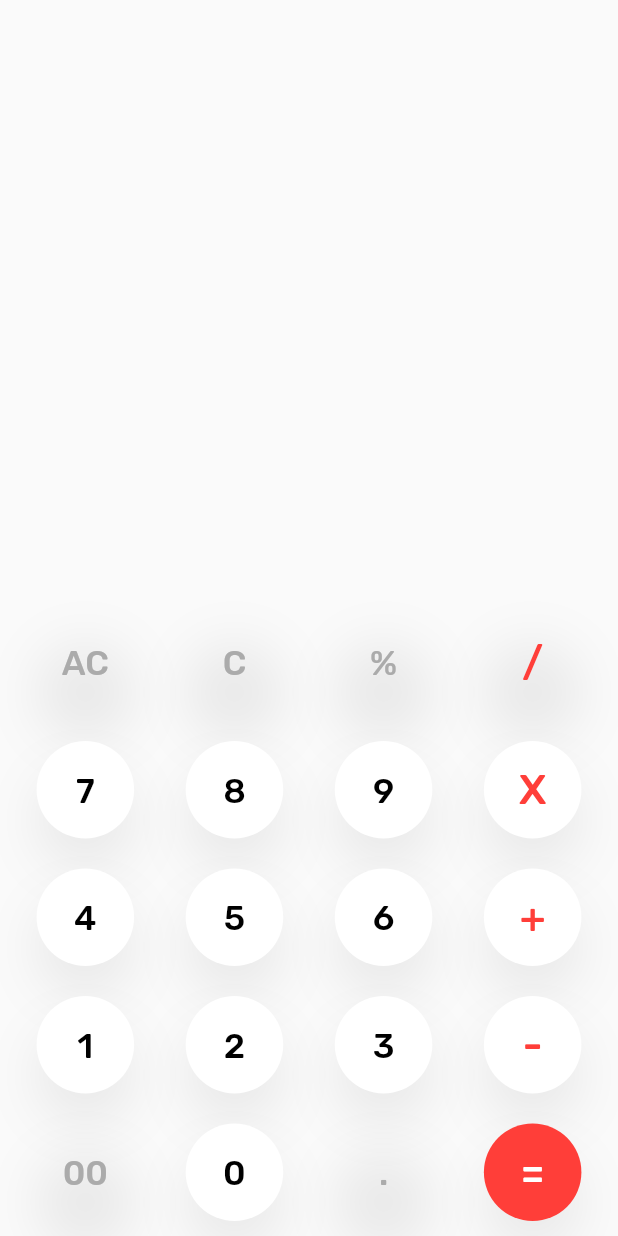
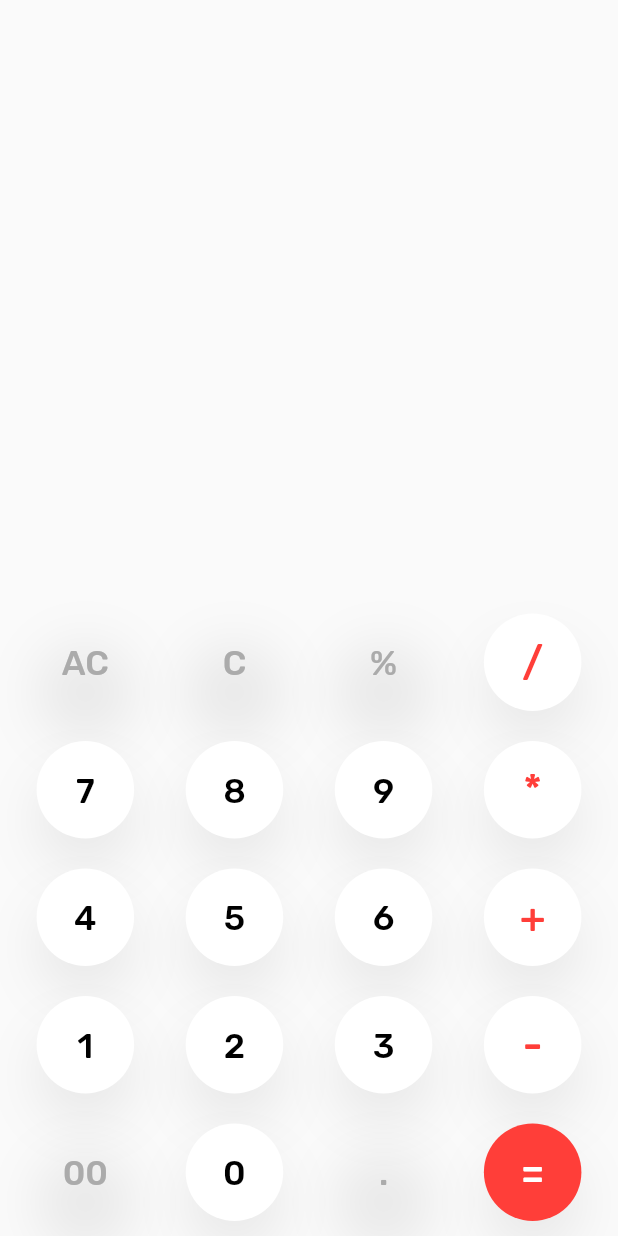
Before and after one commit to Kunal-8789/Calculator-App, a Flutter app: the screen it shows after launch, on a phone screen of 412 x 824 dp. Run offline on Flutter 3.47's test engine with Material 2 defaults, Android fonts, the phone set to English and light mode, and no system bars; our stand-ins replace google_fonts, math_expressions.

```diff
--- a/lib/main.dart
+++ b/lib/main.dart
@@ -106,7 +106,7 @@ class MyCalculatorAppState extends State<MyCalculatorApp> {
                 ),
                 CalcButton(
                   text: '/',
-                  // backGroundColor: 0xFFFFFFFF,
+                  backGroundColor: 0xFFFFFFFF,
                   textColor: 0xFFFF3E39,
                   textSize: 28,callback: click,
                 ),
@@ -131,7 +131,7 @@ class MyCalculatorAppState extends State<MyCalculatorApp> {
                   textColor: 0xFF000000,callback: click,
                 ),
                 CalcButton(
-                  text: 'X',
+                  text: '*',
                   backGroundColor: 0xFFFFFFFF,
                   textColor: 0xFFFF3E39,
                   textSize: 28,callback: click,
```
